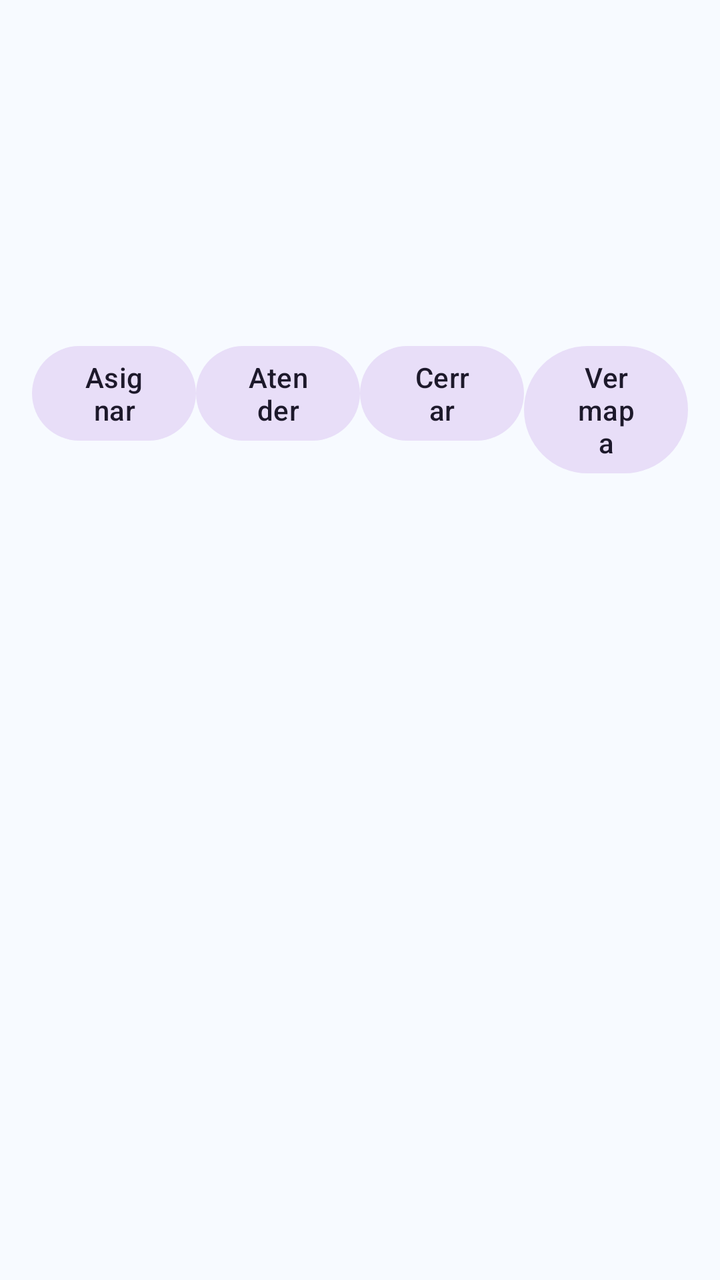
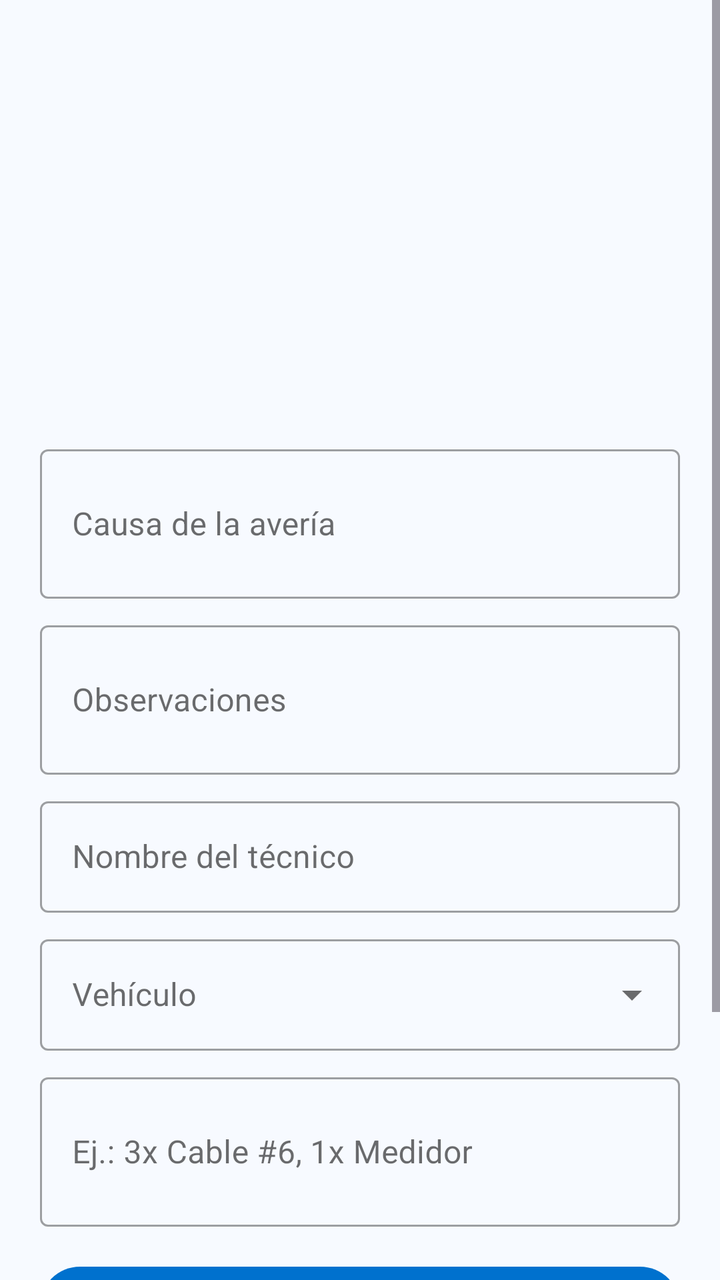

Two renders of the same Android screen: before a commit and after it. Below are the layout's source before the change and the commit's diff.
<!-- AndroidManifest.xml: application theme Theme.TecniAppICE -->
<!-- res/layout/bottomsheet_averia_detalle.xml -->
<?xml version="1.0" encoding="utf-8"?>
<LinearLayout xmlns:android="http://schemas.android.com/apk/res/android"
    android:layout_width="match_parent"
    android:layout_height="wrap_content"
    android:orientation="vertical"
    android:padding="16dp">

    <TextView
        android:id="@+id/tvCaso"
        android:layout_width="match_parent"
        android:layout_height="wrap_content"
        android:textStyle="bold" />

    <TextView
        android:id="@+id/tvNise"
        android:layout_width="match_parent"
        android:layout_height="wrap_content" />

    <TextView
        android:id="@+id/tvAgencia"
        android:layout_width="match_parent"
        android:layout_height="wrap_content" />

    <TextView
        android:id="@+id/tvRegion"
        android:layout_width="match_parent"
        android:layout_height="wrap_content" />

    <TextView
        android:id="@+id/tvEstado"
        android:layout_width="match_parent"
        android:layout_height="wrap_content" />

    <TextView
        android:id="@+id/tvCausa"
        android:layout_width="match_parent"
        android:layout_height="wrap_content" />

    <TextView
        android:id="@+id/tvObs"
        android:layout_width="match_parent"
        android:layout_height="wrap_content"
        android:layout_marginBottom="8dp" />

    <LinearLayout
        android:layout_width="match_parent"
        android:layout_height="wrap_content"
        android:layout_marginTop="12dp"
        android:orientation="horizontal">

        <com.google.android.material.button.MaterialButton
            android:id="@+id/btnAsignar"
            android:layout_width="0dp"
            android:layout_height="wrap_content"
            android:layout_weight="1"
            android:text="@string/averia_asignar" />

        <com.google.android.material.button.MaterialButton
            android:id="@+id/btnAtender"
            android:layout_width="0dp"
            android:layout_height="wrap_content"
            android:layout_weight="1"
            android:text="@string/averia_atender" />

        <com.google.android.material.button.MaterialButton
            android:id="@+id/btnCerrar"
            android:layout_width="0dp"
            android:layout_height="wrap_content"
            android:layout_weight="1"
            android:text="@string/averia_cerrar" />

        <com.google.android.material.button.MaterialButton
            android:id="@+id/btnVerMapa"
            android:layout_width="0dp"
            android:layout_height="wrap_content"
            android:layout_weight="1"
            android:text="@string/averia_ver_mapa" />
    </LinearLayout>

</LinearLayout>
<!-- resources referenced by this layout -->
<resources>
  <string name="averia_asignar">Asignar</string>
  <string name="averia_atender">Atender</string>
  <string name="averia_cerrar">Cerrar</string>
  <string name="averia_ver_mapa">Ver mapa</string>
  <style name="Theme.TecniAppICE" parent="Theme.Material3.DayNight.NoActionBar">
  
          
          <item name="colorPrimary">@color/ice_blue</item>
          <item name="colorOnPrimary">@color/white</item>
          <item name="colorSecondary">@color/ice_yellow</item>
          <item name="colorOnSecondary">@color/black</item>
  
          
          <item name="colorSurface">@color/surface_light</item>
          <item name="colorOnSurface">@color/on_light</item>
          <item name="colorSurfaceVariant">@color/surface_variant_light</item>
  
          
          <item name="colorError">@color/error_500</item>
          <item name="colorTertiary">@color/success_500</item>
  
          
          <item name="android:windowBackground">@color/bg_light</item>
          <item name="android:colorBackground">@color/bg_light</item>
          <item name="android:statusBarColor">@android:color/transparent</item>
          <item name="android:navigationBarColor">@android:color/transparent</item>
          <item name="android:windowLightStatusBar">true</item>
  
          
          <item name="materialCardViewStyle">@style/Tecni.Card</item>
          <item name="materialButtonStyle">@style/Tecni.Button</item>
          <item name="chipStyle">@style/Tecni.Chip</item>
          <item name="toolbarStyle">@style/Tecni.Toolbar</item>
      </style>
  <color name="ice_blue">#0071CE</color>
  <color name="white">#FFFFFFFF</color>
  <color name="ice_yellow">#FFDD00</color>
  <color name="black">#FF000000</color>
  <color name="surface_light">#CCFFFFFF</color>
  <color name="on_light">#0A0A0A</color>
  <color name="surface_variant_light">#EAF3FF</color>
  <color name="error_500">#D32F2F</color>
  <color name="success_500">#4CAF50</color>
  <color name="bg_light">#F7FAFF</color>
  <style name="Tecni.Card" parent="Widget.Material3.CardView.Elevated">
          <item name="cardCornerRadius">20dp</item>
          <item name="cardElevation">3dp</item>
          <item name="strokeWidth">0dp</item>
      </style>
  <style name="Tecni.Button" parent="Widget.Material3.Button.TonalButton">
          <item name="android:minHeight">44dp</item>
      </style>
  <style name="Tecni.Chip" parent="Widget.Material3.Chip.Filter">
          <item name="android:minHeight">36dp</item>
      </style>
  <style name="Tecni.Toolbar" parent="Widget.Material3.Toolbar">
          <item name="android:elevation">2dp</item>
      </style>
</resources>

<!-- the commit's change to res/layout/bottomsheet_averia_detalle.xml (unified diff, before → after) -->
@@ -1,80 +1,201 @@
 <?xml version="1.0" encoding="utf-8"?>
-<LinearLayout xmlns:android="http://schemas.android.com/apk/res/android"
+<ScrollView xmlns:android="http://schemas.android.com/apk/res/android"
     android:layout_width="match_parent"
-    android:layout_height="wrap_content"
-    android:orientation="vertical"
-    android:padding="16dp">
-
-    <TextView
-        android:id="@+id/tvCaso"
-        android:layout_width="match_parent"
-        android:layout_height="wrap_content"
-        android:textStyle="bold" />
-
-    <TextView
-        android:id="@+id/tvNise"
-        android:layout_width="match_parent"
-        android:layout_height="wrap_content" />
-
-    <TextView
-        android:id="@+id/tvAgencia"
-        android:layout_width="match_parent"
-        android:layout_height="wrap_content" />
-
-    <TextView
-        android:id="@+id/tvRegion"
-        android:layout_width="match_parent"
-        android:layout_height="wrap_content" />
-
-    <TextView
-        android:id="@+id/tvEstado"
-        android:layout_width="match_parent"
-        android:layout_height="wrap_content" />
-
-    <TextView
-        android:id="@+id/tvCausa"
-        android:layout_width="match_parent"
-        android:layout_height="wrap_content" />
-
-    <TextView
-        android:id="@+id/tvObs"
-        android:layout_width="match_parent"
-        android:layout_height="wrap_content"
-        android:layout_marginBottom="8dp" />
+    android:layout_height="wrap_content">
 
     <LinearLayout
         android:layout_width="match_parent"
         android:layout_height="wrap_content"
-        android:layout_marginTop="12dp"
-        android:orientation="horizontal">
-
-        <com.google.android.material.button.MaterialButton
-            android:id="@+id/btnAsignar"
-            android:layout_width="0dp"
-            android:layout_height="wrap_content"
-            android:layout_weight="1"
-            android:text="@string/averia_asignar" />
-
-        <com.google.android.material.button.MaterialButton
-            android:id="@+id/btnAtender"
-            android:layout_width="0dp"
-            android:layout_height="wrap_content"
-            android:layout_weight="1"
-            android:text="@string/averia_atender" />
-
-        <com.google.android.material.button.MaterialButton
-            android:id="@+id/btnCerrar"
-            android:layout_width="0dp"
-            android:layout_height="wrap_content"
-            android:layout_weight="1"
-            android:text="@string/averia_cerrar" />
-
-        <com.google.android.material.button.MaterialButton
-            android:id="@+id/btnVerMapa"
-            android:layout_width="0dp"
-            android:layout_height="wrap_content"
-            android:layout_weight="1"
-            android:text="@string/averia_ver_mapa" />
+        android:orientation="vertical"
+        android:padding="20dp">
+
+        <TextView
+            android:id="@+id/tvCaso"
+            android:layout_width="match_parent"
+            android:layout_height="wrap_content"
+            android:textStyle="bold"
+            android:textSize="18sp" />
+
+        <TextView
+            android:id="@+id/tvNise"
+            android:layout_width="match_parent"
+            android:layout_height="wrap_content"
+            android:layout_marginTop="4dp" />
+
+        <TextView
+            android:id="@+id/tvAgencia"
+            android:layout_width="match_parent"
+            android:layout_height="wrap_content"
+            android:layout_marginTop="4dp" />
+
+        <TextView
+            android:id="@+id/tvRegion"
+            android:layout_width="match_parent"
+            android:layout_height="wrap_content"
+            android:layout_marginTop="2dp" />
+
+        <TextView
+            android:id="@+id/tvEstado"
+            android:layout_width="match_parent"
+            android:layout_height="wrap_content"
+            android:layout_marginTop="8dp"
+            android:textStyle="bold" />
+
+        <TextView
+            android:id="@+id/tvAsignado"
+            android:layout_width="match_parent"
+            android:layout_height="wrap_content"
+            android:layout_marginTop="8dp" />
+
+        <TextView
+            android:id="@+id/tvAtendido"
+            android:layout_width="match_parent"
+            android:layout_height="wrap_content"
+            android:layout_marginTop="2dp" />
+
+        <TextView
+            android:id="@+id/tvVehiculo"
+            android:layout_width="match_parent"
+            android:layout_height="wrap_content"
+            android:layout_marginTop="2dp" />
+
+        <TextView
+            android:id="@+id/tvMateriales"
+            android:layout_width="match_parent"
+            android:layout_height="wrap_content"
+            android:layout_marginTop="2dp"
+            android:visibility="gone" />
+
+        <com.google.android.material.textfield.TextInputLayout
+            android:id="@+id/tilCausa"
+            style="@style/Widget.MaterialComponents.TextInputLayout.OutlinedBox"
+            android:layout_width="match_parent"
+            android:layout_height="wrap_content"
+            android:layout_marginTop="12dp"
+            android:hint="@string/averia_causa_hint">
+
+            <com.google.android.material.textfield.TextInputEditText
+                android:id="@+id/etCausa"
+                android:layout_width="match_parent"
+                android:layout_height="wrap_content"
+                android:inputType="textCapSentences|textMultiLine"
+                android:minLines="2" />
+        </com.google.android.material.textfield.TextInputLayout>
+
+        <com.google.android.material.textfield.TextInputLayout
+            android:id="@+id/tilObs"
+            style="@style/Widget.MaterialComponents.TextInputLayout.OutlinedBox"
+            android:layout_width="match_parent"
+            android:layout_height="wrap_content"
+            android:layout_marginTop="8dp"
+            android:hint="@string/averia_obs_hint">
+
+            <com.google.android.material.textfield.TextInputEditText
+                android:id="@+id/etObs"
+                android:layout_width="match_parent"
+                android:layout_height="wrap_content"
+                android:inputType="textCapSentences|textMultiLine"
+                android:minLines="2" />
+        </com.google.android.material.textfield.TextInputLayout>
+
+        <com.google.android.material.textfield.TextInputLayout
+            android:id="@+id/tilAtendido"
+            style="@style/Widget.MaterialComponents.TextInputLayout.OutlinedBox"
+            android:layout_width="match_parent"
+            android:layout_height="wrap_content"
+            android:layout_marginTop="8dp"
+            android:hint="@string/averia_atendido_hint">
+
+            <com.google.android.material.textfield.TextInputEditText
+                android:id="@+id/etAtendido"
+                android:layout_width="match_parent"
+                android:layout_height="wrap_content"
+                android:inputType="textCapWords" />
+        </com.google.android.material.textfield.TextInputLayout>
+
+        <com.google.android.material.textfield.TextInputLayout
+            android:id="@+id/tilVehiculo"
+            style="@style/Widget.MaterialComponents.TextInputLayout.OutlinedBox.ExposedDropdownMenu"
+            android:layout_width="match_parent"
+            android:layout_height="wrap_content"
+            android:layout_marginTop="8dp"
+            android:hint="@string/averia_vehiculo">
+
+            <AutoCompleteTextView
+                android:id="@+id/actvVehiculo"
+                android:layout_width="match_parent"
+                android:layout_height="wrap_content"
+                android:inputType="none" />
+        </com.google.android.material.textfield.TextInputLayout>
+
+        <com.google.android.material.textfield.TextInputLayout
+            android:id="@+id/tilMateriales"
+            style="@style/Widget.MaterialComponents.TextInputLayout.OutlinedBox"
+            android:layout_width="match_parent"
+            android:layout_height="wrap_content"
+            android:layout_marginTop="8dp"
+            android:hint="@string/averia_materiales_hint">
+
+            <com.google.android.material.textfield.TextInputEditText
+                android:id="@+id/etMateriales"
+                android:layout_width="match_parent"
+                android:layout_height="wrap_content"
+                android:inputType="textCapSentences|textMultiLine"
+                android:minLines="2" />
+        </com.google.android.material.textfield.TextInputLayout>
+
+        <LinearLayout
+            android:layout_width="match_parent"
+            android:layout_height="wrap_content"
+            android:layout_marginTop="16dp"
+            android:orientation="vertical">
+
+            <com.google.android.material.button.MaterialButton
+                android:id="@+id/btnAsignar"
+                style="@style/Widget.Material3.Button"
+                android:layout_width="match_parent"
+                android:layout_height="wrap_content"
+                android:text="@string/averia_asignar"
+                android:textAllCaps="false" />
+
+            <com.google.android.material.button.MaterialButton
+                android:id="@+id/btnAtender"
+                style="@style/Widget.Material3.Button"
+                android:layout_width="match_parent"
+                android:layout_height="wrap_content"
+                android:layout_marginTop="8dp"
+                android:text="@string/averia_guardar_en_atencion"
+                android:textAllCaps="false" />
+
+            <com.google.android.material.button.MaterialButton
+                android:id="@+id/btnResolver"
+                style="@style/Widget.Material3.Button"
+                android:layout_width="match_parent"
+                android:layout_height="wrap_content"
+                android:layout_marginTop="8dp"
+                android:text="@string/averia_guardar_resolucion"
+                android:textAllCaps="false"
+                android:visibility="gone" />
+
+            <com.google.android.material.button.MaterialButton
+                android:id="@+id/btnExportar"
+                style="@style/Widget.Material3.Button"
+                android:layout_width="match_parent"
+                android:layout_height="wrap_content"
+                android:layout_marginTop="8dp"
+                android:text="@string/averia_exportar_pdf_button"
+                android:textAllCaps="false"
+                android:visibility="gone" />
+
+            <com.google.android.material.button.MaterialButton
+                android:id="@+id/btnVerMapa"
+                style="@style/Widget.Material3.Button.OutlinedButton"
+                android:layout_width="match_parent"
+                android:layout_height="wrap_content"
+                android:layout_marginTop="8dp"
+                android:text="@string/averia_ver_mapa"
+                android:textAllCaps="false" />
+        </LinearLayout>
+
     </LinearLayout>
-
-</LinearLayout>
+</ScrollView>
<!-- resource entries referenced after the edit -->
@@ -1,8 +1,14 @@
 <!-- resources referenced by this layout -->
 <resources>
   <string name="averia_asignar">Asignar</string>
-  <string name="averia_atender">Atender</string>
-  <string name="averia_cerrar">Cerrar</string>
+  <string name="averia_atendido_hint">Nombre del técnico</string>
+  <string name="averia_causa_hint">Causa de la avería</string>
+  <string name="averia_exportar_pdf_button">Generar PDF</string>
+  <string name="averia_guardar_en_atencion">Guardar atención</string>
+  <string name="averia_guardar_resolucion">Guardar resolución</string>
+  <string name="averia_materiales_hint">Ej.: 3x Cable #6, 1x Medidor</string>
+  <string name="averia_obs_hint">Observaciones</string>
+  <string name="averia_vehiculo">Vehículo</string>
   <string name="averia_ver_mapa">Ver mapa</string>
   <style name="Theme.TecniAppICE" parent="Theme.Material3.DayNight.NoActionBar">
   
